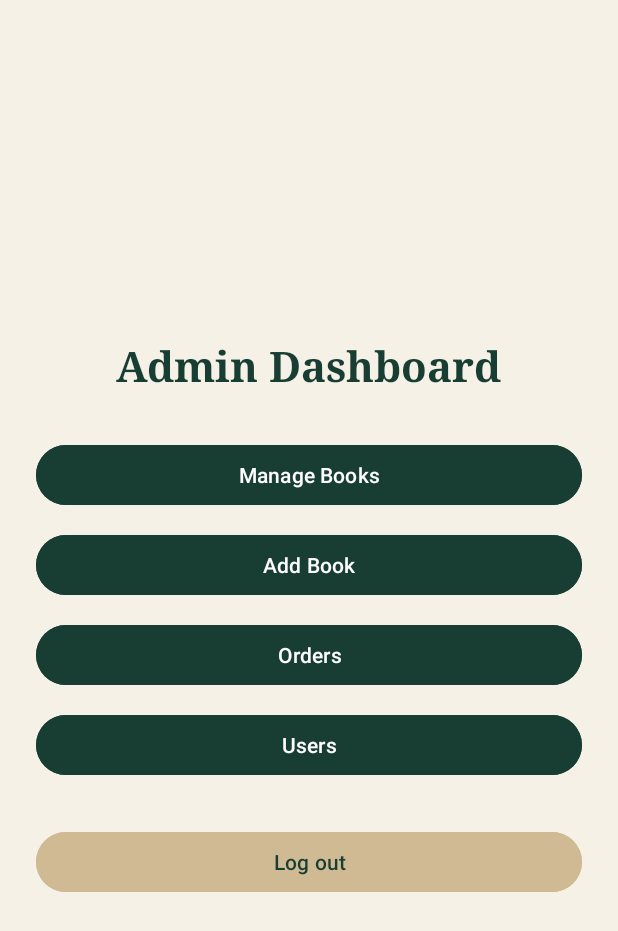
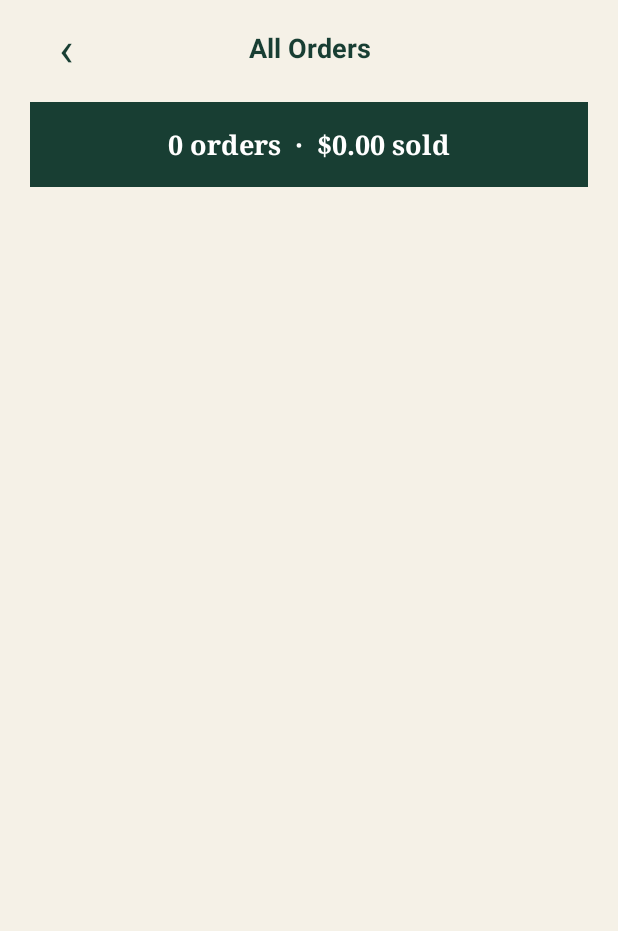
Before and after one commit to kellyMape/Novella-BookStore, an Android app: the AdminActivity screen opened directly, with no data from a screen before it, after a tap on "Orders", on a phone screen of 412 x 824 dp. Shown: the top 931 px of the screen. Run offline under Robolectric (Android 15) with nearby library versions, the phone set to English and light mode, and no system bars; our stand-ins replace Firebase (no records; nobody signed in at launch, a user with empty details on screens opened directly).

Commit message:
Add admin orders

```diff
--- a/app/src/main/AndroidManifest.xml
+++ b/app/src/main/AndroidManifest.xml
@@ -80,6 +80,10 @@
             android:name=".ReadBookActivity"
             android:exported="false"
             android:windowSoftInputMode="adjustResize" />
+        <activity
+            android:name=".AdminOrdersActivity"
+            android:exported="false"
+            android:windowSoftInputMode="adjustResize" />
     </application>
 
 </manifest>
--- a/app/src/main/java/com/example/novella/AdminActivity.java
+++ b/app/src/main/java/com/example/novella/AdminActivity.java
@@ -47,7 +47,8 @@ public class AdminActivity extends AppCompatActivity {
         btnOrders.setOnClickListener(new View.OnClickListener() {
             @Override
             public void onClick(View v) {
-                Toast.makeText(AdminActivity.this, "Coming soon", Toast.LENGTH_SHORT).show();
+                Intent intent = new Intent( AdminActivity.this, AdminOrdersActivity.class);
+                startActivity(intent);
             }
         });
 
--- /dev/null
+++ b/app/src/main/java/com/example/novella/AdminOrdersActivity.java
@@ -0,0 +1,101 @@
+package com.example.novella;
+
+import android.os.Bundle;
+import android.view.View;
+import android.widget.ArrayAdapter;
+import android.widget.ListView;
+import android.widget.TextView;
+import android.widget.Toast;
+
+import androidx.annotation.NonNull;
+import androidx.appcompat.app.AppCompatActivity;
+
+import com.google.firebase.database.DataSnapshot;
+import com.google.firebase.database.DatabaseError;
+import com.google.firebase.database.FirebaseDatabase;
+import com.google.firebase.database.ValueEventListener;
+
+import java.text.SimpleDateFormat;
+import java.util.ArrayList;
+import java.util.Date;
+import java.util.Locale;
+
+public class AdminOrdersActivity extends AppCompatActivity {
+
+    ListView listViewAdminOrders;
+    TextView txtOrdersSummary;
+    ArrayList<String> ordersList;
+    ArrayAdapter<String> ordersAdapter;
+
+    @Override
+    protected void onCreate(Bundle savedInstanceState) {
+        super.onCreate(savedInstanceState);
+        setContentView(R.layout.activity_admin_orders);
+
+        listViewAdminOrders = findViewById(R.id.listViewAdminOrders);
+        txtOrdersSummary = findViewById(R.id.txtOrdersSummary);
+
+        findViewById(R.id.btnBackAdminOrders).setOnClickListener(new View.OnClickListener() {
+            @Override
+            public void onClick(View v) {
+                finish();
+            }
+        });
+
+        ordersList = new ArrayList<>();
+        ordersAdapter = new ArrayAdapter<>(this, R.layout.item_review, ordersList);
+        listViewAdminOrders.setAdapter(ordersAdapter);
+
+        loadAllOrders();
+    }
+
+    // Read all the orders
+    private void loadAllOrders() {
+        FirebaseDatabase.getInstance().getReference("orders")
+                .addValueEventListener(new ValueEventListener() {
+                    @Override
+                    public void onDataChange(@NonNull DataSnapshot snapshot) {
+                        ordersList.clear();
+                        double totalSales = 0;
+
+                        SimpleDateFormat dateFormat = new SimpleDateFormat("MMM dd, yyyy", Locale.US);
+
+                        for (DataSnapshot orderSnapshot : snapshot.getChildren()) {
+
+                            Long date = orderSnapshot.child("date").getValue(Long.class);
+                            String dateText = (date != null) ? dateFormat.format(new Date(date)) : "";
+
+                            String email = orderSnapshot.child("userEmail").getValue(String.class);
+                            String status = orderSnapshot.child("status").getValue(String.class);
+                            Double total = orderSnapshot.child("total").getValue(Double.class);
+                            if (total == null) {
+                                total = 0.0;
+                            }
+
+                            // Books of this order
+                            String books = "";
+                            for (DataSnapshot item : orderSnapshot.child("items").getChildren()) {
+                                books = books + "• " + item.child("title").getValue(String.class) + "\n";
+                            }
+
+                            ordersList.add(0, dateText + "   " + status + "\n"
+                                    + "Customer: " + email + "\n"
+                                    + books
+                                    + String.format(Locale.US, "Total: $%.2f", total));
+
+                            totalSales = totalSales + total;
+                        }
+
+                        txtOrdersSummary.setText(String.format(Locale.US,
+                                "%d orders  ·  $%.2f sold", ordersList.size(), totalSales));
+
+                        ordersAdapter.notifyDataSetChanged();
+                    }
+
+                    @Override
+                    public void onCancelled(@NonNull DatabaseError error) {
+                        Toast.makeText(AdminOrdersActivity.this, error.getMessage(), Toast.LENGTH_LONG).show();
+                    }
+                });
+    }
+}
--- /dev/null
+++ b/app/src/main/res/layout/activity_admin_orders.xml
@@ -0,0 +1,67 @@
+<?xml version="1.0" encoding="utf-8"?>
+<LinearLayout
+    xmlns:android="http://schemas.android.com/apk/res/android"
+    android:layout_width="match_parent"
+    android:layout_height="match_parent"
+    android:orientation="vertical"
+    android:paddingStart="20dp"
+    android:paddingEnd="20dp"
+    android:paddingBottom="12dp"
+    android:background="#F5F1E7"
+    android:fitsSystemWindows="true">
+
+    <LinearLayout
+        android:layout_width="match_parent"
+        android:layout_height="wrap_content"
+        android:orientation="horizontal"
+        android:gravity="center_vertical"
+        android:layout_marginTop="8dp"
+        android:layout_marginBottom="12dp">
+
+        <TextView
+            android:id="@+id/btnBackAdminOrders"
+            android:layout_width="48dp"
+            android:layout_height="48dp"
+            android:text="‹"
+            android:textSize="32sp"
+            android:textColor="#183E33"
+            android:gravity="center"
+            android:clickable="true"
+            android:focusable="true" />
+
+        <TextView
+            android:layout_width="0dp"
+            android:layout_height="wrap_content"
+            android:layout_weight="1"
+            android:text="All Orders"
+            android:textSize="18sp"
+            android:textStyle="bold"
+            android:textColor="#183E33"
+            android:gravity="center"
+            android:layout_marginEnd="48dp" />
+    </LinearLayout>
+
+    <!-- Dark green summary box -->
+    <TextView
+        android:id="@+id/txtOrdersSummary"
+        android:layout_width="match_parent"
+        android:layout_height="wrap_content"
+        android:background="#183E33"
+        android:padding="16dp"
+        android:text="Loading..."
+        android:textSize="18sp"
+        android:textStyle="bold"
+        android:fontFamily="serif"
+        android:textColor="#FFFFFF"
+        android:gravity="center"
+        android:layout_marginBottom="12dp" />
+
+    <ListView
+        android:id="@+id/listViewAdminOrders"
+        android:layout_width="match_parent"
+        android:layout_height="0dp"
+        android:layout_weight="1"
+        android:divider="@android:color/transparent"
+        android:dividerHeight="12dp" />
+
+</LinearLayout>
```
